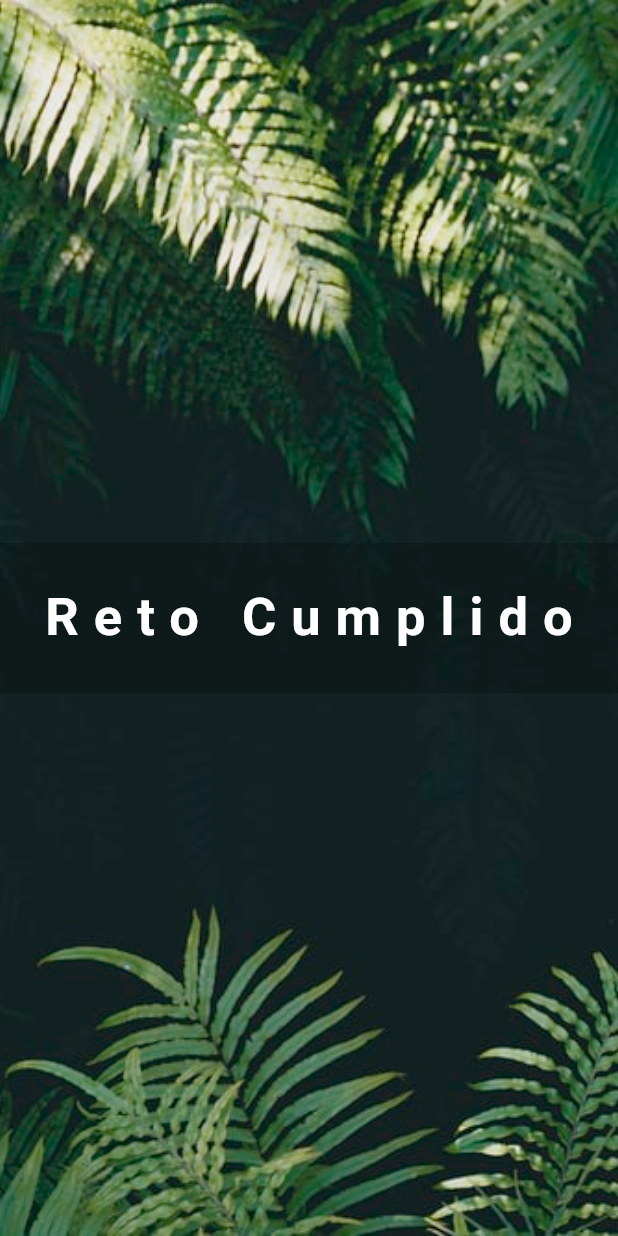
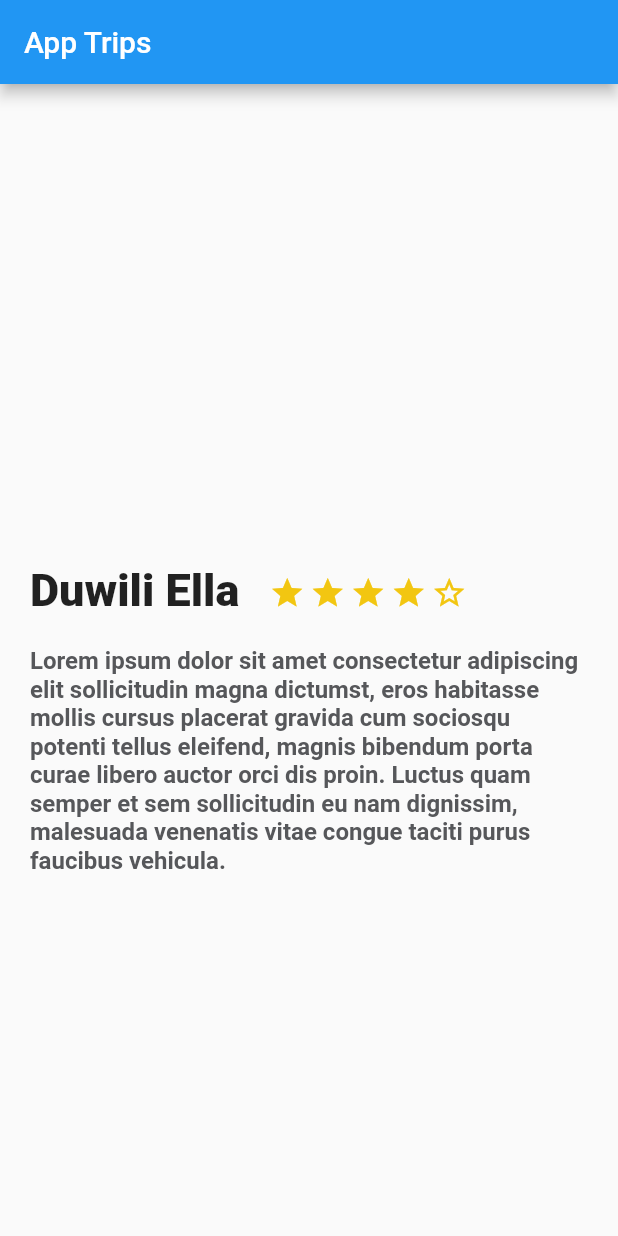
Before and after one commit to aaronew/flutter_app, a Flutter app: the screen it shows after launch, on a phone screen of 412 x 824 dp. Run offline on Flutter 3.47's test engine with Material 2 defaults, Android fonts, the phone set to English and light mode, and no system bars.

Commit message:
Add description and Fonts

```diff
--- /dev/null
+++ b/lib/description_place.dart
@@ -0,0 +1,63 @@
+import 'package:flutter/material.dart';
+
+class DescriptionPlace extends StatelessWidget {
+  String namePlace;
+  int stars;
+  String descriptionPlace;
+
+  DescriptionPlace(this.namePlace, this.stars, this.descriptionPlace);
+
+  @override
+  Widget build(BuildContext context) {
+    final start = Container(
+        margin: EdgeInsets.only(top: 323.0, right: 3.0),
+        child: Icon(
+          Icons.star,
+          color: Color(0xFFf2C611),
+        ));
+
+    final starHalf = Container(
+        margin: EdgeInsets.only(top: 323.0, right: 3.0),
+        child: Icon(
+          Icons.star_half,
+          color: Color(0xFFf2C611),
+        ));
+
+    final starBoder = Container(
+        margin: EdgeInsets.only(top: 323.0, right: 3.0),
+        child: Icon(
+          Icons.star_border,
+          color: Color(0xFFf2C611),
+        ));
+
+    final description = Container(
+      margin: new EdgeInsets.only(top: 20.0, left: 20.0, right: 20.0),
+      child: new Text(
+        descriptionPlace,
+        style: const TextStyle(
+            fontSize: 16.0,
+            fontWeight: FontWeight.bold,
+            color: Color(0xFF56575a)),
+      ),
+    );
+
+    final titleStars = Row(
+      children: <Widget>[
+        Container(
+          margin: EdgeInsets.only(top: 320.0, left: 20.0, right: 20.0),
+          child: Text(
+            namePlace,
+            style: TextStyle(fontSize: 30.0, fontWeight: FontWeight.w900),
+            textAlign: TextAlign.left,
+          ),
+        ),
+        Row(
+          children: <Widget>[start, start, start, start, starBoder],
+        )
+      ],
+    );
+    return Column(
+      children: <Widget>[titleStars, description],
+    );
+  }
+}
--- a/lib/main.dart
+++ b/lib/main.dart
@@ -1,9 +1,14 @@
 import 'package:flutter/material.dart';
+
+// ** Widgets **
+import 'description_place.dart';
 
 void main() => runApp(MyApp());
 
 class MyApp extends StatelessWidget {
-  // This widget is the root of your application.
+  String descriptionDummy =
+      "Lorem ipsum dolor sit amet consectetur adipiscing elit sollicitudin magna dictumst, eros habitasse mollis cursus placerat gravida cum sociosqu potenti tellus eleifend, magnis bibendum porta curae libero auctor orci dis proin. Luctus quam semper et sem sollicitudin eu nam dignissim, malesuada venenatis vitae congue taciti purus faucibus vehicula.";
+
   @override
   Widget build(BuildContext context) {
     return MaterialApp(
@@ -12,28 +17,11 @@ class MyApp extends StatelessWidget {
           primarySwatch: Colors.blue,
         ),
         home: Scaffold(
-            body: Container(
-          decoration: BoxDecoration(
-            image: DecorationImage(
-                image: AssetImage("assets/images/img.jpeg"), fit: BoxFit.cover),
+          appBar: AppBar(
+            title: Text("App Trips"),
           ),
-          child: Center(
-            child: Container(
-              color: Colors.black.withOpacity(0.2),
-              height: 100,
-              child: Center(
-                child: Text(
-                  'Reto Cumplido',
-                  style: TextStyle(
-                      fontSize: 35,
-                      letterSpacing: 10,
-                      color: Colors.white,
-                      fontWeight: FontWeight.bold),
-                ),
-              ),
-            ),
-          ),
-        )));
+          body: new DescriptionPlace('Duwili Ella', 4, descriptionDummy),
+        ));
   }
 }
 
--- a/pubspec.yaml
+++ b/pubspec.yaml
@@ -46,6 +46,10 @@ flutter:
   #  - images/a_dot_ham.jpeg
   assets:
    - assets/images/
+  fonts:
+    - family: Lato
+      fonts:
+      - asset: assets/fonts/Lato-Regular.ttf
 
   # An image asset can refer to one or more resolution-specific "variants", see
   # https://flutter.dev/assets-and-images/#resolution-aware.
```
Also changed, not shown: assets/fonts/Lato-Regular.ttf (added).
